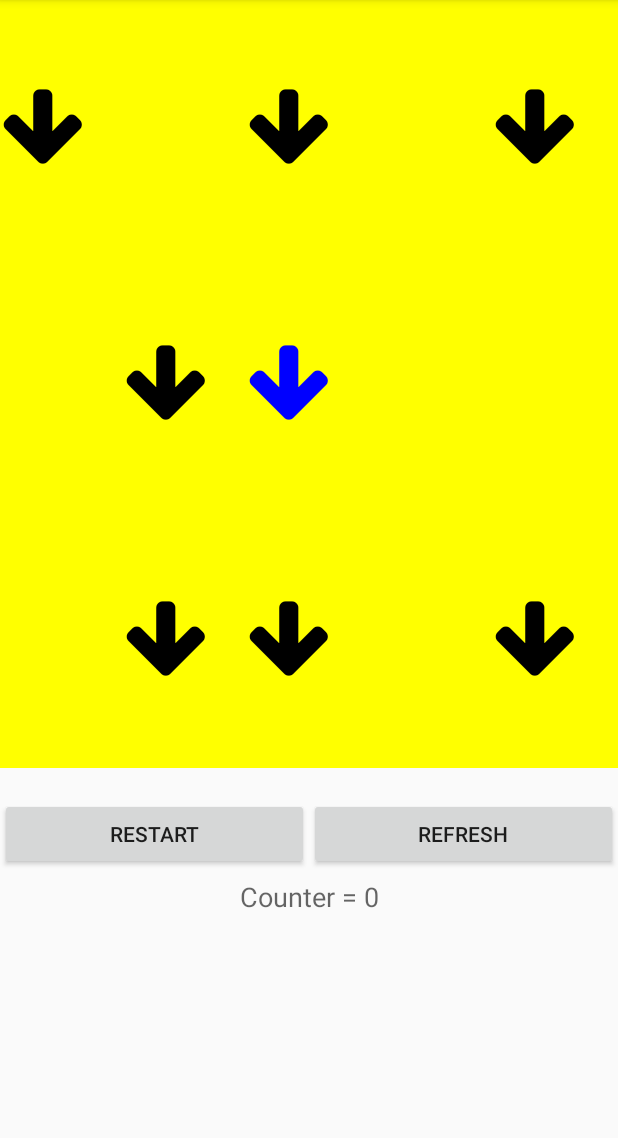
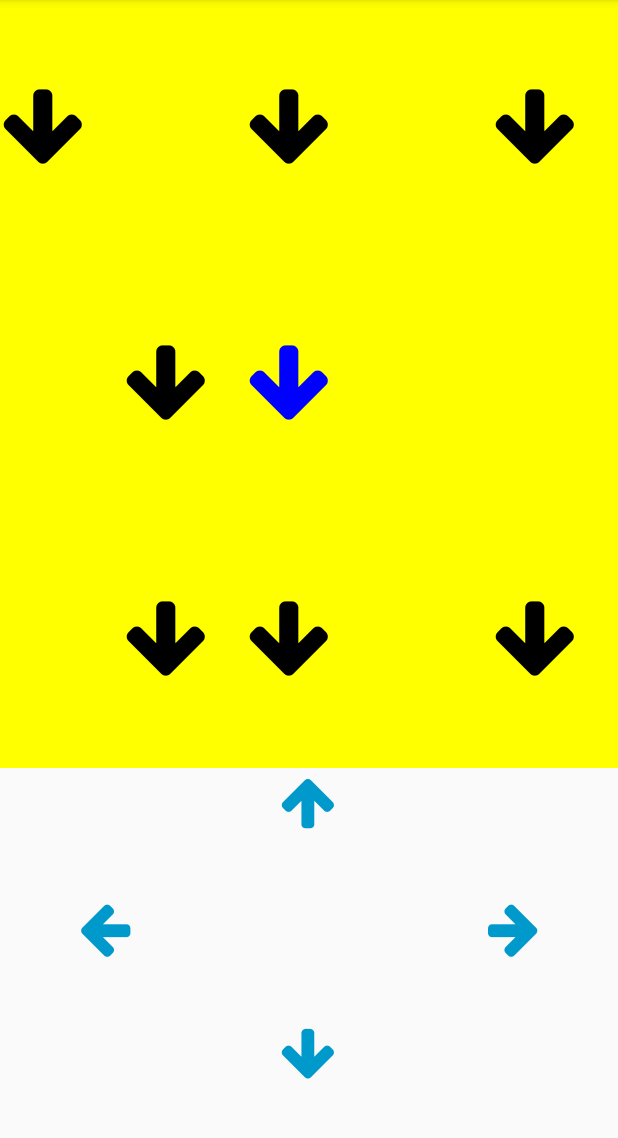
Before and after one commit to rickystream94/personal_data_interaction, an Android app: the screen it shows after launch (MainActivity), on a phone screen of 412 x 824 dp, the part 84-1222 px from its top. Run offline under Robolectric (Android 15) with nearby library versions, the phone set to English and light mode, and no system bars.

Commit message:
Stable version with control panel

```diff
--- a/Assignment_2/CognitiveTest/app/build.gradle
+++ b/Assignment_2/CognitiveTest/app/build.gradle
@@ -5,7 +5,7 @@ android {
     buildToolsVersion "25.0.0"
     defaultConfig {
         applicationId "it.richmondweb.cognitivetest"
-        minSdkVersion 15
+        minSdkVersion 21
         targetSdkVersion 25
         versionCode 1
         versionName "1.0"
--- a/Assignment_2/CognitiveTest/app/src/main/java/it/richmondweb/cognitivetest/MainActivity.java
+++ b/Assignment_2/CognitiveTest/app/src/main/java/it/richmondweb/cognitivetest/MainActivity.java
@@ -34,6 +34,16 @@ public class MainActivity extends AppCompatActivity {
 
         iconFont = FontManager.getTypeface(getApplicationContext(), FontManager.FONTAWESOME);
 
+        //Assigning correct font to control panel buttons
+        TextView upButton = (TextView)findViewById(R.id.upButton);
+        TextView downButton = (TextView)findViewById(R.id.downButton);
+        TextView rightButton = (TextView)findViewById(R.id.rightButton);
+        TextView leftButton = (TextView)findViewById(R.id.leftButton);
+        upButton.setTypeface(iconFont);
+        downButton.setTypeface(iconFont);
+        rightButton.setTypeface(iconFont);
+        leftButton.setTypeface(iconFont);
+
         //Getting the arrows grid layout
         arrowsGridLayout = (TableLayout) findViewById(R.id.arrowsGrid);
         arrowsGridLayout.setBackgroundColor(Color.YELLOW);
@@ -42,14 +52,14 @@ public class MainActivity extends AppCompatActivity {
     }
 
     public void drawGrid(View view) {
-        if(view!=null) {
-            if(counter==numberOfTests) {
+        if (view != null) {
+            if (counter == numberOfTests) {
                 displayDialog();
                 return;
             }
             counter++;
-            TextView counterText = (TextView)findViewById(R.id.counter);
-            counterText.setText("Counter: "+counter);
+            /*TextView counterText = (TextView) findViewById(R.id.counter);
+            counterText.setText("Counter: " + counter);*/
         }
         arrowsGridLayout.removeAllViews();
 
@@ -147,14 +157,14 @@ public class MainActivity extends AppCompatActivity {
                 textView.setText(text);
                 //Central cell must not be touched
                 if (i == GRID_ROWS / 2 && j == GRID_COLUMNS / 2) {
-                    if(centralArrowDirection.equals("HORIZONTAL"))
-                        textView.setText(random.nextFloat()<.5 ? getString(R.string
+                    if (centralArrowDirection.equals("HORIZONTAL"))
+                        textView.setText(random.nextFloat() < .5 ? getString(R.string
                                 .fa_arrow_right) :
-                    getString(R
-                            .string
-                            .fa_arrow_left));
+                                getString(R
+                                        .string
+                                        .fa_arrow_left));
                     else
-                        textView.setText(random.nextFloat()<.5 ? getString(R.string
+                        textView.setText(random.nextFloat() < .5 ? getString(R.string
                                 .fa_arrow_up) :
                                 getString(R
                                         .string
@@ -177,10 +187,10 @@ public class MainActivity extends AppCompatActivity {
         }
     }
 
-    public void restart(View view) {
-        counter=0;
-        TextView counterText = (TextView)findViewById(R.id.counter);
-        counterText.setText("Counter: "+counter);
+    /*public void restart(View view) {
+        counter = 0;
+        TextView counterText = (TextView) findViewById(R.id.counter);
+        counterText.setText("Counter: " + counter);
         drawGrid(null);
-    }
+    }*/
 }
--- a/Assignment_2/CognitiveTest/app/src/main/res/layout/activity_main.xml
+++ b/Assignment_2/CognitiveTest/app/src/main/res/layout/activity_main.xml
@@ -24,43 +24,71 @@
             android:layout_weight="2">
         </TableLayout>
 
-        <LinearLayout
+        <TableLayout
             android:layout_width="match_parent"
             android:layout_height="0dp"
             android:layout_weight="1"
-            android:orientation="vertical">
+            android:padding="2dp">
 
-            <LinearLayout
-                android:orientation="horizontal"
-                android:layout_width="match_parent"
-                android:layout_height="wrap_content">
+            <TableRow
+                android:layout_weight="1">
 
-                <Button
-                    android:text="Restart"
-                    android:layout_marginTop="20dp"
-                    android:layout_width="0dp"
+                <TextView
                     android:layout_weight="1"
-                    android:layout_height="wrap_content"
-                    android:id="@+id/restartButton"
-                    android:onClick="restart"/>
-                <Button
-                    android:id="@+id/refreshButton"
-                    android:layout_width="0dp"
-                    android:layout_height="wrap_content"
-                    android:layout_marginTop="20dp"
-                    android:onClick="drawGrid"
-                    android:text="Refresh"
-                    android:layout_weight="1"/>
-            </LinearLayout>
+                    android:visibility="invisible"/>
 
-            <TextView
-                android:id="@+id/counter"
-                android:layout_width="match_parent"
-                android:layout_height="wrap_content"
-                android:layout_margin="5dp"
-                android:text="Counter = 0"
-                android:textAlignment="center"
-                android:textAppearance="@style/TextAppearance.AppCompat.Medium"/>
-        </LinearLayout>
+                <TextView
+                    android:id="@+id/upButton"
+                    style="@style/controlPanelText"
+                    android:layout_weight="1"
+                    android:text="@string/fa_arrow_up"
+                    android:textAlignment="center"/>
+
+                <TextView
+                    android:layout_weight="1"
+                    android:visibility="invisible"/>
+            </TableRow>
+
+            <TableRow
+                android:layout_weight="1">
+
+                <TextView
+                    android:id="@+id/leftButton"
+                    style="@style/controlPanelText"
+                    android:layout_weight="1"
+                    android:text="@string/fa_arrow_left"
+                    android:textAlignment="center"/>
+
+                <TextView
+                    android:layout_weight="1"
+                    android:visibility="invisible"/>
+
+                <TextView
+                    android:id="@+id/rightButton"
+                    style="@style/controlPanelText"
+                    android:layout_weight="1"
+                    android:text="@string/fa_arrow_right"
+                    android:textAlignment="center"/>
+            </TableRow>
+
+            <TableRow
+                android:layout_weight="1">
+
+                <TextView
+                    android:layout_weight="1"
+                    android:visibility="invisible"/>
+
+                <TextView
+                    android:id="@+id/downButton"
+                    style="@style/controlPanelText"
+                    android:layout_weight="1"
+                    android:text="@string/fa_arrow_down"
+                    android:textAlignment="center"/>
+
+                <TextView
+                    android:layout_weight="1"
+                    android:visibility="invisible"/>
+            </TableRow>
+        </TableLayout>
     </LinearLayout>
 </RelativeLayout>
--- a/Assignment_2/CognitiveTest/app/src/main/res/values/styles.xml
+++ b/Assignment_2/CognitiveTest/app/src/main/res/values/styles.xml
@@ -7,5 +7,10 @@
         <item name="colorPrimaryDark">@color/colorPrimaryDark</item>
         <item name="colorAccent">@color/colorAccent</item>
     </style>
+    <style name="controlPanelText">
+        <item name="android:textColor">@android:color/holo_blue_dark</item>
+        <item name="android:textAlignment">center</item>
+        <item name="android:textSize">40sp</item>
+    </style>
 
 </resources>
```
